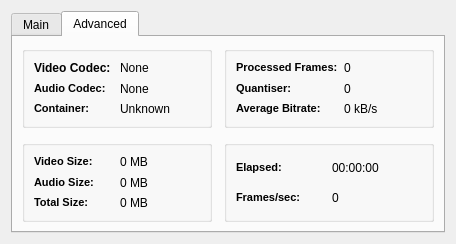
First picture: the form in avidemux/qt4/ADM_userInterfaces/ADM_dialog/encoding.ui, repository mean00/avidemux2, before the edit.
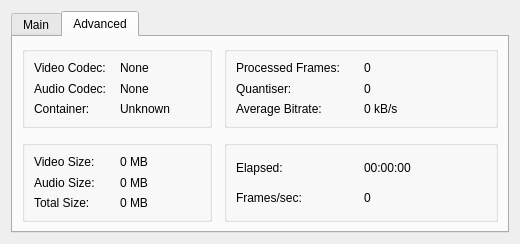
Second picture: the form after the edit. The open tabs and pages were chosen to show the change.

Commit message: [Qt] Remove rich text from encoding dialog XML in favor of using default font style, formatting didn't look right in HiDPI conditions

```diff
--- a/avidemux/qt4/ADM_userInterfaces/ADM_dialog/encoding.ui
+++ b/avidemux/qt4/ADM_userInterfaces/ADM_dialog/encoding.ui
@@ -6,7 +6,7 @@
    <rect>
     <x>0</x>
     <y>0</y>
-    <width>437</width>
+    <width>520</width>
     <height>227</height>
    </rect>
   </property>
@@ -263,10 +263,7 @@
               <item row="2" column="0">
                <widget class="QLabel" name="label_6">
                 <property name="text">
-                 <string>&lt;html&gt;&lt;head&gt;&lt;meta name=&quot;qrichtext&quot; content=&quot;1&quot; /&gt;&lt;style type=&quot;text/css&quot;&gt;
-p, li { white-space: pre-wrap; }
-&lt;/style&gt;&lt;/head&gt;&lt;body style=&quot; font-weight:400; font-style:normal; text-decoration:none;&quot;&gt;
-&lt;p style=&quot; margin-top:0px; margin-bottom:0px; margin-left:0px; margin-right:0px; -qt-block-indent:0; text-indent:0px;&quot;&gt;&lt;span style=&quot; font-size:8pt; font-weight:600;&quot;&gt;Audio Codec:&lt;/span&gt;&lt;/p&gt;&lt;/body&gt;&lt;/html&gt;</string>
+                 <string>Audio Codec:</string>
                 </property>
                </widget>
               </item>
@@ -287,21 +284,12 @@
               <item row="3" column="0">
                <widget class="QLabel" name="label_8">
                 <property name="text">
-                 <string>&lt;html&gt;&lt;head&gt;&lt;meta name=&quot;qrichtext&quot; content=&quot;1&quot; /&gt;&lt;style type=&quot;text/css&quot;&gt;
-p, li { white-space: pre-wrap; }
-&lt;/style&gt;&lt;/head&gt;&lt;body style=&quot; font-weight:400; font-style:normal; text-decoration:none;&quot;&gt;
-&lt;p style=&quot; margin-top:0px; margin-bottom:0px; margin-left:0px; margin-right:0px; -qt-block-indent:0; text-indent:0px;&quot;&gt;&lt;span style=&quot; font-size:8pt; font-weight:600;&quot;&gt;Container:&lt;/span&gt;&lt;/p&gt;&lt;/body&gt;&lt;/html&gt;</string>
+                 <string>Container:</string>
                 </property>
                </widget>
               </item>
               <item row="1" column="0">
                <widget class="QLabel" name="label_4">
-                <property name="font">
-                 <font>
-                  <weight>75</weight>
-                  <bold>true</bold>
-                 </font>
-                </property>
                 <property name="text">
                  <string>Video Codec:</string>
                 </property>
@@ -337,20 +325,14 @@
               <item row="1" column="0">
                <widget class="QLabel" name="label_20">
                 <property name="text">
-                 <string>&lt;html&gt;&lt;head&gt;&lt;meta name=&quot;qrichtext&quot; content=&quot;1&quot; /&gt;&lt;style type=&quot;text/css&quot;&gt;
-p, li { white-space: pre-wrap; }
-&lt;/style&gt;&lt;/head&gt;&lt;body style=&quot; font-weight:400; font-style:normal; text-decoration:none;&quot;&gt;
-&lt;p style=&quot; margin-top:0px; margin-bottom:0px; margin-left:0px; margin-right:0px; -qt-block-indent:0; text-indent:0px;&quot;&gt;&lt;span style=&quot; font-size:8pt; font-weight:600;&quot;&gt;Audio Size:&lt;/span&gt;&lt;/p&gt;&lt;/body&gt;&lt;/html&gt;</string>
+                 <string>Audio Size:</string>
                 </property>
                </widget>
               </item>
               <item row="2" column="0">
                <widget class="QLabel" name="label_22">
                 <property name="text">
-                 <string>&lt;html&gt;&lt;head&gt;&lt;meta name=&quot;qrichtext&quot; content=&quot;1&quot; /&gt;&lt;style type=&quot;text/css&quot;&gt;
-p, li { white-space: pre-wrap; }
-&lt;/style&gt;&lt;/head&gt;&lt;body style=&quot; font-weight:400; font-style:normal; text-decoration:none;&quot;&gt;
-&lt;p style=&quot; margin-top:0px; margin-bottom:0px; margin-left:0px; margin-right:0px; -qt-block-indent:0; text-indent:0px;&quot;&gt;&lt;span style=&quot; font-size:8pt; font-weight:600;&quot;&gt;Total Size:&lt;/span&gt;&lt;/p&gt;&lt;/body&gt;&lt;/html&gt;</string>
+                 <string>Total Size:</string>
                 </property>
                </widget>
               </item>
@@ -371,10 +353,7 @@
               <item row="0" column="0">
                <widget class="QLabel" name="label_18">
                 <property name="text">
-                 <string>&lt;html&gt;&lt;head&gt;&lt;meta name=&quot;qrichtext&quot; content=&quot;1&quot; /&gt;&lt;style type=&quot;text/css&quot;&gt;
-p, li { white-space: pre-wrap; }
-&lt;/style&gt;&lt;/head&gt;&lt;body style=&quot; font-weight:400; font-style:normal; text-decoration:none;&quot;&gt;
-&lt;p style=&quot; margin-top:0px; margin-bottom:0px; margin-left:0px; margin-right:0px; -qt-block-indent:0; text-indent:0px;&quot;&gt;&lt;span style=&quot; font-size:8pt; font-weight:600;&quot;&gt;Video Size:&lt;/span&gt;&lt;/p&gt;&lt;/body&gt;&lt;/html&gt;</string>
+                 <string>Video Size:</string>
                 </property>
                </widget>
               </item>
@@ -395,7 +374,7 @@
             <widget class="QGroupBox" name="groupBox_2">
              <property name="sizePolicy">
               <sizepolicy hsizetype="Expanding" vsizetype="Preferred">
-               <horstretch>0</horstretch>
+               <horstretch>1</horstretch>
                <verstretch>0</verstretch>
               </sizepolicy>
              </property>
@@ -418,10 +397,7 @@
               <item row="2" column="0">
                <widget class="QLabel" name="label_16">
                 <property name="text">
-                 <string>&lt;html&gt;&lt;head&gt;&lt;meta name=&quot;qrichtext&quot; content=&quot;1&quot; /&gt;&lt;style type=&quot;text/css&quot;&gt;
-p, li { white-space: pre-wrap; }
-&lt;/style&gt;&lt;/head&gt;&lt;body style=&quot; font-weight:400; font-style:normal; text-decoration:none;&quot;&gt;
-&lt;p style=&quot; margin-top:0px; margin-bottom:0px; margin-left:0px; margin-right:0px; -qt-block-indent:0; text-indent:0px;&quot;&gt;&lt;span style=&quot; font-size:8pt; font-weight:600;&quot;&gt;Average Bitrate:&lt;/span&gt;&lt;/p&gt;&lt;/body&gt;&lt;/html&gt;</string>
+                 <string>Average Bitrate:</string>
                 </property>
                </widget>
               </item>
@@ -438,20 +414,14 @@
               <item row="0" column="0">
                <widget class="QLabel" name="label_10">
                 <property name="text">
-                 <string>&lt;html&gt;&lt;head&gt;&lt;meta name=&quot;qrichtext&quot; content=&quot;1&quot; /&gt;&lt;style type=&quot;text/css&quot;&gt;
-p, li { white-space: pre-wrap; }
-&lt;/style&gt;&lt;/head&gt;&lt;body style=&quot; font-weight:400; font-style:normal; text-decoration:none;&quot;&gt;
-&lt;p style=&quot; margin-top:0px; margin-bottom:0px; margin-left:0px; margin-right:0px; -qt-block-indent:0; text-indent:0px;&quot;&gt;&lt;span style=&quot; font-size:8pt; font-weight:600;&quot;&gt;Processed Frames:&lt;/span&gt;&lt;/p&gt;&lt;/body&gt;&lt;/html&gt;</string>
+                 <string>Processed Frames:</string>
                 </property>
                </widget>
               </item>
               <item row="1" column="0">
                <widget class="QLabel" name="label_14">
                 <property name="text">
-                 <string>&lt;html&gt;&lt;head&gt;&lt;meta name=&quot;qrichtext&quot; content=&quot;1&quot; /&gt;&lt;style type=&quot;text/css&quot;&gt;
-p, li { white-space: pre-wrap; }
-&lt;/style&gt;&lt;/head&gt;&lt;body style=&quot; font-weight:400; font-style:normal; text-decoration:none;&quot;&gt;
-&lt;p style=&quot; margin-top:0px; margin-bottom:0px; margin-left:0px; margin-right:0px; -qt-block-indent:0; text-indent:0px;&quot;&gt;&lt;span style=&quot; font-size:8pt; font-weight:600;&quot;&gt;Quantiser:&lt;/span&gt;&lt;/p&gt;&lt;/body&gt;&lt;/html&gt;</string>
+                 <string>Quantiser:</string>
                 </property>
                </widget>
               </item>
@@ -499,10 +469,7 @@
               <item row="0" column="0">
                <widget class="QLabel" name="label_24">
                 <property name="text">
-                 <string>&lt;html&gt;&lt;head&gt;&lt;meta name=&quot;qrichtext&quot; content=&quot;1&quot; /&gt;&lt;style type=&quot;text/css&quot;&gt;
-p, li { white-space: pre-wrap; }
-&lt;/style&gt;&lt;/head&gt;&lt;body style=&quot; font-weight:400; font-style:normal; text-decoration:none;&quot;&gt;
-&lt;p style=&quot; margin-top:0px; margin-bottom:0px; margin-left:0px; margin-right:0px; -qt-block-indent:0; text-indent:0px;&quot;&gt;&lt;span style=&quot; font-size:8pt; font-weight:600;&quot;&gt;Elapsed:&lt;/span&gt;&lt;/p&gt;&lt;/body&gt;&lt;/html&gt;</string>
+                 <string>Elapsed:</string>
                 </property>
                </widget>
               </item>
@@ -523,10 +490,7 @@
               <item row="1" column="0">
                <widget class="QLabel" name="label_28">
                 <property name="text">
-                 <string>&lt;html&gt;&lt;head&gt;&lt;meta name=&quot;qrichtext&quot; content=&quot;1&quot; /&gt;&lt;style type=&quot;text/css&quot;&gt;
-p, li { white-space: pre-wrap; }
-&lt;/style&gt;&lt;/head&gt;&lt;body style=&quot; font-weight:400; font-style:normal; text-decoration:none;&quot;&gt;
-&lt;p style=&quot; margin-top:0px; margin-bottom:0px; margin-left:0px; margin-right:0px; -qt-block-indent:0; text-indent:0px;&quot;&gt;&lt;span style=&quot; font-size:8pt; font-weight:600;&quot;&gt;Frames/sec:&lt;/span&gt;&lt;/p&gt;&lt;/body&gt;&lt;/html&gt;</string>
+                 <string>Frames/sec:</string>
                 </property>
                </widget>
               </item>
```
Left out of the diff: 11 changed lines with no effect on the pictures.
